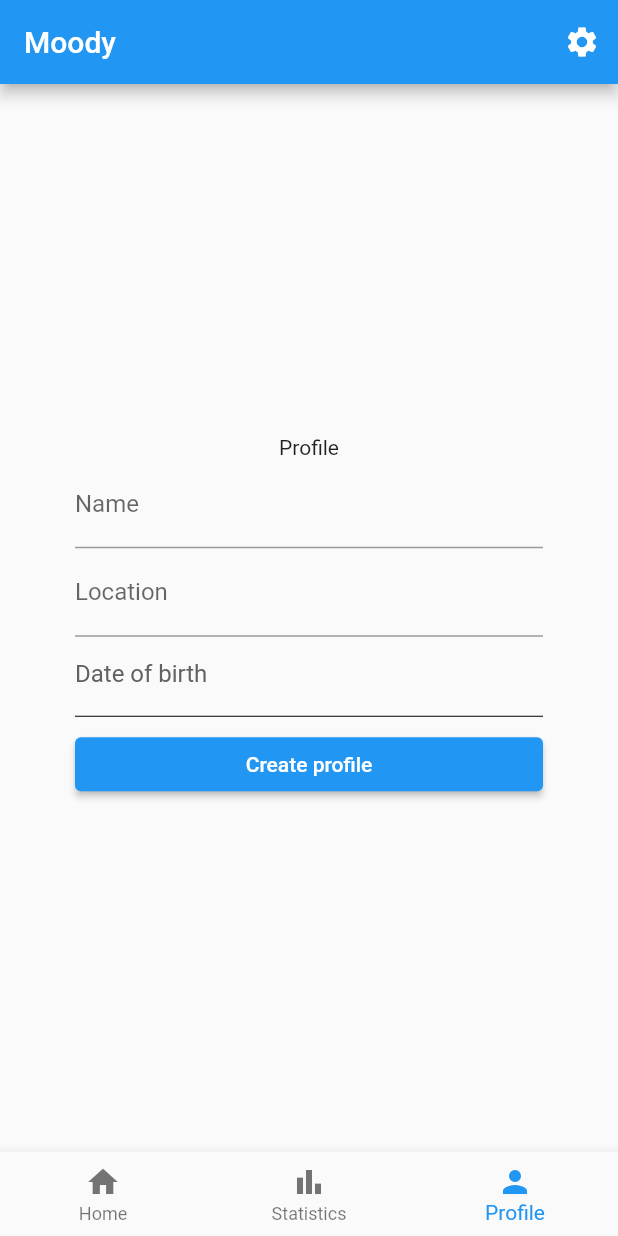
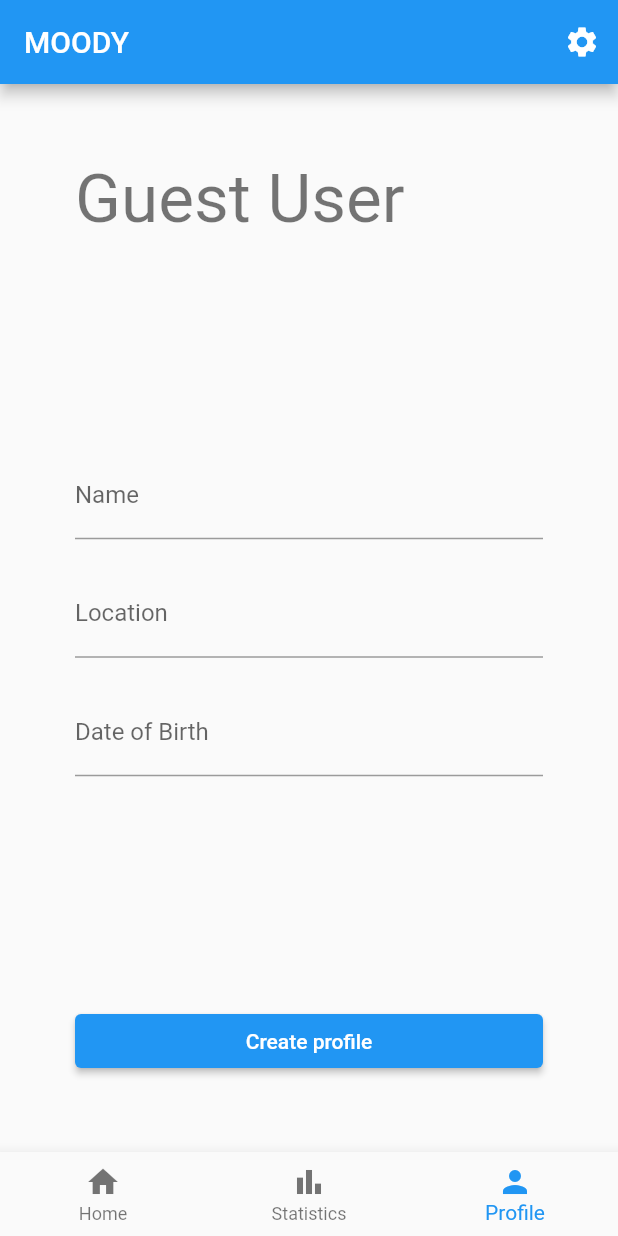
Before and after one commit to strathdeek/moody, a Flutter app: the screen it shows after launch, item 3 of the bottom bar chosen, on a phone screen of 412 x 824 dp. Run offline on Flutter 3.47's test engine with Material 2 defaults, Android fonts, the light colour scheme and no system bars; our stand-ins replace bloc, equatable, flutter_bloc, hive, hive_flutter; accounts and stored records are empty; generated files the repository leaves out were written again.

Commit message:
Profile page UI refinements
Pass user to Profile page to set initial state.
Change birthdate field to be uniform with other entries.
fix various bugs.

```diff
--- a/lib/views/screens/profile_page.dart
+++ b/lib/views/screens/profile_page.dart
@@ -1,34 +1,47 @@
 import 'package:flutter/material.dart';
 import 'package:flutter_bloc/flutter_bloc.dart';
 import 'package:intl/intl.dart';
+
 import 'package:moody/bloc/user/user_bloc.dart';
 import 'package:moody/data/constants/navigation.dart';
+import 'package:moody/data/models/user.dart';
 import 'package:moody/views/widgets/navigation_tray.dart';
 
 class ProfilePage extends StatefulWidget {
+  final User? user;
+  ProfilePage({
+    this.user,
+  });
   @override
   _ProfilePageState createState() => _ProfilePageState();
 }
 
 class _ProfilePageState extends State<ProfilePage> {
   DateTime? _birthday;
-  final TextEditingController _nameController = TextEditingController();
-  final TextEditingController _locationController = TextEditingController();
+  late final TextEditingController _dateController;
+  late final TextEditingController _nameController;
+  late final TextEditingController _locationController;
+  @override
+  void initState() {
+    super.initState();
+    _nameController = TextEditingController(
+        text: widget.user != null ? widget.user?.name : '');
+
+    _locationController = TextEditingController(
+        text: widget.user != null ? widget.user?.location : '');
+
+    _dateController = TextEditingController(
+        text: (widget.user != null && widget.user?.birthDate != null)
+            ? DateFormat.yMMMMd('en_US')
+                .format(widget.user?.birthDate as DateTime)
+            : '');
+  }
 
   @override
   Widget build(BuildContext context) {
-    if (context.read<UserBloc>().state is UserLoadSuccess) {
-      var user = (context.read<UserBloc>().state as UserLoadSuccess).user;
-      _nameController.text = user.name;
-      _locationController.text = user.location ?? '';
-    } else {
-      _nameController.text = '';
-      _locationController.text = '';
-    }
-
     return Scaffold(
       appBar: AppBar(
-        title: Text('Moody'),
+        title: Text('MOODY'),
         actions: [
           IconButton(
               icon: Icon(Icons.settings),
@@ -42,22 +55,40 @@ class _ProfilePageState extends State<ProfilePage> {
           child: BlocBuilder<UserBloc, UserState>(
             builder: (context, state) {
               return Column(
-                mainAxisAlignment: MainAxisAlignment.center,
+                mainAxisAlignment: MainAxisAlignment.spaceBetween,
+                crossAxisAlignment: CrossAxisAlignment.start,
                 children: [
-                  Text('Profile'),
+                  Text(
+                    state is UserLoadSuccess ? 'My Profile' : 'Guest User',
+                    style: Theme.of(context).textTheme.headline3,
+                  ),
+                  Column(
+                    children: [
                       TextFormField(
                         controller: _nameController,
                         decoration: InputDecoration(
                           labelText: 'Name',
                         ),
                       ),
+                      SizedBox(
+                        height: 20,
+                      ),
                       TextFormField(
                         decoration: InputDecoration(labelText: 'Location'),
                         controller: _locationController,
                       ),
-                  Padding(
-                    padding: const EdgeInsets.only(top: 15),
-                    child: GestureDetector(
+                      SizedBox(
+                        height: 20,
+                      ),
+                      Stack(
+                        children: [
+                          TextFormField(
+                            controller: _dateController,
+                            decoration: InputDecoration(
+                              labelText: 'Date of Birth',
+                            ),
+                          ),
+                          GestureDetector(
                             onTap: () async {
                               var date = await showDatePicker(
                                 context: context,
@@ -67,37 +98,26 @@ class _ProfilePageState extends State<ProfilePage> {
                                 firstDate: DateTime(1900),
                                 lastDate: DateTime.now(),
                               );
+
                               setState(() {
                                 _birthday = date;
                               });
+
+                              _dateController.text = (date != null)
+                                  ? DateFormat.yMMMMd('en_US').format(date)
+                                  : '';
                             },
-                      child: Row(
-                        children: [
-                          Expanded(
                             child: Container(
-                              height: 30,
-                              child: Text(
-                                _birthday != null
-                                    ? DateFormat.yMMMMd('en_US')
-                                        .format(_birthday!)
-                                    : (state is UserLoadSuccess)
-                                        ? (state.user.birthDate != null)
-                                            ? DateFormat.yMMMMd('en_US')
-                                                .format(state.user.birthDate!)
-                                            : 'Date of birth'
-                                        : 'Date of birth',
-                                style: TextStyle(
-                                    color: Colors.grey.shade700, fontSize: 16),
-                              ),
+                              height: 70,
+                              color: Colors.transparent,
                             ),
                           ),
                         ],
                       ),
+                    ],
                   ),
-                  ),
-                  Divider(
-                    color: Colors.black,
-                  ),
+                  Column(
+                    children: [
                       Row(
                         children: [
                           Expanded(
@@ -108,8 +128,8 @@ class _ProfilePageState extends State<ProfilePage> {
                                           name: _nameController.text.isNotEmpty
                                               ? _nameController.text
                                               : null,
-                                      location:
-                                          _locationController.text.isNotEmpty
+                                          location: _locationController
+                                                  .text.isNotEmpty
                                               ? _locationController.text
                                               : null,
                                           birthdate: _birthday));
@@ -139,6 +159,7 @@ class _ProfilePageState extends State<ProfilePage> {
                                           setState(() {
                                             _nameController.clear();
                                             _locationController.clear();
+                                            _dateController.clear();
                                             _birthday = null;
                                           });
                                         },
@@ -149,6 +170,8 @@ class _ProfilePageState extends State<ProfilePage> {
                             return Row();
                           }
                         },
+                      ),
+                    ],
                   )
                 ],
               );
--- a/lib/views/screens/router.dart
+++ b/lib/views/screens/router.dart
@@ -1,5 +1,6 @@
 import 'package:flutter/material.dart';
 import 'package:moody/data/constants/navigation.dart';
+import 'package:moody/data/models/user.dart';
 import 'package:moody/views/screens/dashboard_page.dart';
 import 'package:moody/views/screens/profile_page.dart';
 import 'package:moody/views/screens/settings_page.dart';
@@ -12,7 +13,8 @@ Route generateRoute(RouteSettings settings) {
     case StatisticsPageRoute:
       return _buildPageWithNoTransition(() => StatisticsPage(), settings);
     case ProfilePageRoute:
-      return _buildPageWithNoTransition(() => ProfilePage(), settings);
+      return _buildPageWithNoTransition(
+          () => ProfilePage(user: settings.arguments as User?), settings);
     case SettingsPageRoute:
       return MaterialPageRoute(builder: (context) => SettingsPage());
     default:
--- a/lib/views/widgets/navigation_tray.dart
+++ b/lib/views/widgets/navigation_tray.dart
@@ -1,6 +1,7 @@
 import 'package:flutter/material.dart';
 import 'package:flutter_bloc/flutter_bloc.dart';
 import 'package:moody/bloc/navigation/navigation_cubit.dart';
+import 'package:moody/bloc/user/user_bloc.dart';
 import 'package:moody/data/constants/navigation.dart';
 
 class NavigationTray extends StatelessWidget {
@@ -18,8 +19,12 @@ class NavigationTray extends StatelessWidget {
                 .pushNamedAndRemoveUntil(StatisticsPageRoute, (route) => false);
             break;
           case 2:
-            Navigator.of(context)
-                .pushNamedAndRemoveUntil(ProfilePageRoute, (route) => false);
+            var user = (context.read<UserBloc>().state is UserLoadSuccess)
+                ? (context.read<UserBloc>().state as UserLoadSuccess).user
+                : null;
+            Navigator.of(context).pushNamedAndRemoveUntil(
+                ProfilePageRoute, (route) => false,
+                arguments: user);
             break;
         }
       },
```
Lines whose indentation alone changed are shown as unchanged.
